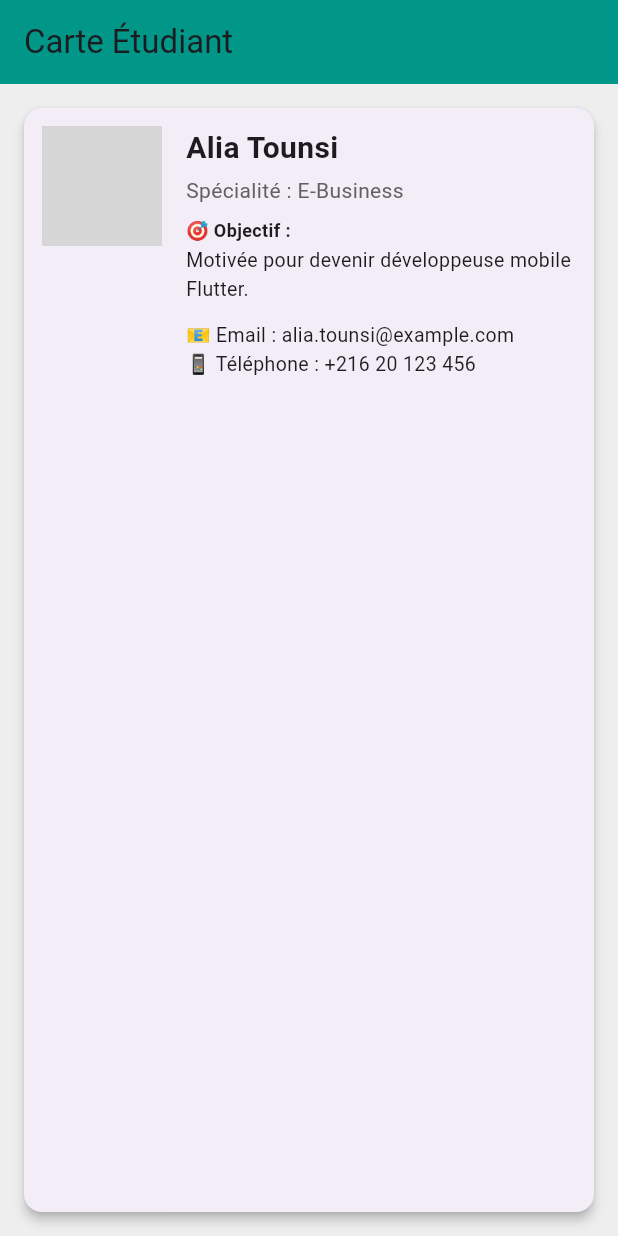
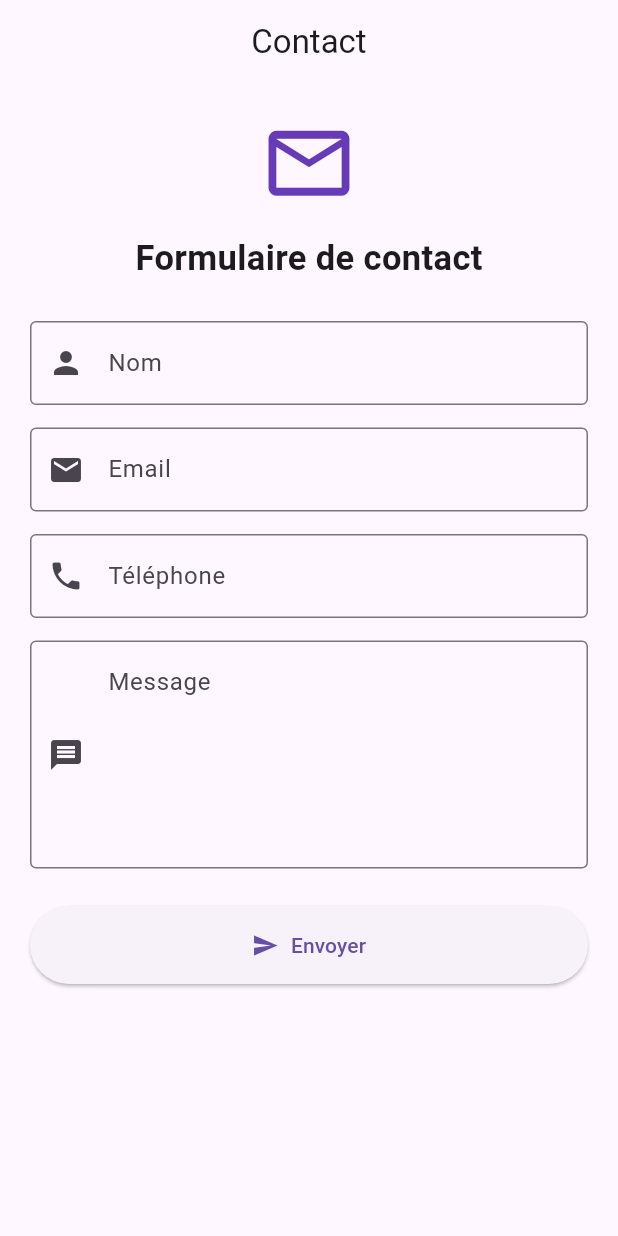
Before and after one commit to rayngift/Gr03Eq7, a Flutter app: the screen it shows after launch, on a phone screen of 412 x 824 dp. Run offline on Flutter 3.47's test engine with Material 3 defaults, Android fonts, the phone set to English and light mode, and no system bars; grey boxes are pictures that could not be loaded.

Commit message:
ajout chap6_formulaire Flutter project

```diff
--- a/flutter/lib/main.dart
+++ b/flutter/lib/main.dart
@@ -1,85 +1,311 @@
 import 'package:flutter/material.dart';
 
+
 void main() {
-  runApp(CarteEtudiant());
+  runApp(const MyApp());
 }
 
-class CarteEtudiant extends StatelessWidget {
+class MyApp extends StatelessWidget {
+  const MyApp({super.key});
+
   @override
   Widget build(BuildContext context) {
     return MaterialApp(
-      debugShowCheckedModeBanner: true,
-      home: Scaffold(
-        backgroundColor: Colors.grey[200],
+      debugShowCheckedModeBanner: false,
+      title: 'Contact App',
+      theme: ThemeData(
+        primarySwatch: Colors.deepPurple,
+        useMaterial3: true,
+      ),
+      initialRoute: '/',
+      routes: {
+        '/': (context) => const ContactPage(),
+        '/confirmation': (context) => const ConfirmationPage(),
+      },
+    );
+  }
+}
+
+// FIRST SCREEN: CONTACT FORM
+
+class ContactPage extends StatefulWidget {
+  const ContactPage({super.key});
+
+  @override
+  State<ContactPage> createState() => _ContactPageState();
+}
+
+class _ContactPageState extends State<ContactPage> {
+
+  final _formKey = GlobalKey<FormState>();
+
+  final nameController = TextEditingController();
+  final emailController = TextEditingController();
+  final phoneController = TextEditingController();
+  final messageController = TextEditingController();
+
+  @override
+  void dispose() {
+    nameController.dispose();
+    emailController.dispose();
+    phoneController.dispose();
+    messageController.dispose();
+    super.dispose();
+  }
+
+  void sendForm() {
+    if (_formKey.currentState!.validate()) {
+
+      Navigator.pushNamed(
+        context,
+        '/confirmation',
+        arguments: {
+          'name': nameController.text,
+          'email': emailController.text,
+          'phone': phoneController.text,
+          'message': messageController.text,
+        },
+      );
+    }
+  }
+
+  @override
+  Widget build(BuildContext context) {
+    return Scaffold(
       appBar: AppBar(
-          title: const Text('Carte Étudiant'),
-          backgroundColor: Colors.teal,
+        title: const Text('Contact'),
+        centerTitle: true,
       ),
-        body: Padding(
-          padding: const EdgeInsets.all(12),
-          child: Align(
-            alignment: Alignment.topCenter,
-            child: Card(
-              elevation: 3,
-              color: const Color(0xFFF3EDF7),
-              shape: RoundedRectangleBorder(
-                borderRadius: BorderRadius.circular(12),
+
+      body: SingleChildScrollView(
+        padding: const EdgeInsets.all(20),
+
+        child: Form(
+          key: _formKey,
+
+          child: Column(
+            children: [
+
+              const Icon(
+                Icons.mail_outline,
+                size: 65,
+                color: Colors.deepPurple,
               ),
-              child: Padding(
-                padding: const EdgeInsets.all(12),
-                child: Row(
-                  crossAxisAlignment: CrossAxisAlignment.start,
-                  children: [
-                    const CircleAvatar(
-                      radius: 40,
-                      backgroundImage: NetworkImage(
-                        'https://picsum.photos/150',
-                      ),
-                    ),
-                    const SizedBox(width: 16),
 
-                    Expanded(
-                      child: Column(
-                        crossAxisAlignment: CrossAxisAlignment.start,
-                        children: [
+              const SizedBox(height: 15),
+
               const Text(
-                            'Alia Tounsi',
+                'Formulaire de contact',
                 style: TextStyle(
-                              fontSize: 20,
+                  fontSize: 23,
                   fontWeight: FontWeight.bold,
                 ),
               ),
-                          const SizedBox(height: 4),
-                          Text(
-                            'Spécialité : E-Business',
-                            style: TextStyle(
-                              fontSize: 14,
-                              color: Colors.grey[700],
+
+              const SizedBox(height: 25),
+
+// NAME
+
+              TextFormField(
+                controller: nameController,
+                decoration: const InputDecoration(
+                  labelText: 'Nom',
+                  border: OutlineInputBorder(),
+                  prefixIcon: Icon(Icons.person),
+                ),
+
+                validator: (value) {
+                  if (value == null || value.trim().isEmpty) {
+                    return 'Le nom est obligatoire';
+                  }
+                  return null;
+                },
+              ),
+
+              const SizedBox(height: 15),
+
+// EMAIL
+
+              TextFormField(
+                controller: emailController,
+                keyboardType: TextInputType.emailAddress,
+
+                decoration: const InputDecoration(
+                  labelText: 'Email',
+                  border: OutlineInputBorder(),
+                  prefixIcon: Icon(Icons.email),
+                ),
+
+                validator: (value) {
+                  if (value == null || value.trim().isEmpty) {
+                    return 'Email obligatoire';
+                  }
+
+                  if (!RegExp(
+                      r'^[^@]+@[^@]+\.[^@]+$'
+                  ).hasMatch(value.trim())) {
+                    return 'Email invalide';
+                  }
+
+                  return null;
+                },
+              ),
+
+              const SizedBox(height: 15),
+
+// PHONE
+
+              TextFormField(
+                controller: phoneController,
+                keyboardType: TextInputType.phone,
+
+                decoration: const InputDecoration(
+                  labelText: 'Téléphone',
+                  border: OutlineInputBorder(),
+                  prefixIcon: Icon(Icons.phone),
+                ),
+
+                validator: (value) {
+                  if (value == null || value.trim().isEmpty) {
+                    return 'Téléphone obligatoire';
+                  }
+
+                  if (value.trim().length < 8) {
+                    return 'Numéro invalide';
+                  }
+
+                  return null;
+                },
+              ),
+
+              const SizedBox(height: 15),
+
+// MESSAGE
+
+              TextFormField(
+                controller: messageController,
+                maxLines: 5,
+
+                decoration: const InputDecoration(
+                  labelText: 'Message',
+                  border: OutlineInputBorder(),
+                  prefixIcon: Icon(Icons.message),
+                  alignLabelWithHint: true,
+                ),
+
+                validator: (value) {
+                  if (value == null || value.trim().isEmpty) {
+                    return 'Message obligatoire';
+                  }
+                  return null;
+                },
+              ),
+
+              const SizedBox(height: 25),
+
+// SEND BUTTON
+
+              SizedBox(
+                width: double.infinity,
+                child: ElevatedButton.icon(
+                  onPressed: sendForm,
+                  icon: const Icon(Icons.send),
+                  label: const Text('Envoyer'),
+                  style: ElevatedButton.styleFrom(
+                    padding: const EdgeInsets.all(16),
                   ),
                 ),
-                          const SizedBox(height: 8),
-                          const Text(
-                            '🎯 Objectif :',
+              ),
+            ],
+          ),
+        ),
+      ),
+    );
+  }
+}
+
+// SECOND SCREEN: CONFIRMATION
+
+class ConfirmationPage extends StatelessWidget {
+  const ConfirmationPage({super.key});
+
+  @override
+  Widget build(BuildContext context) {
+
+    final data = ModalRoute.of(context)!.settings.arguments
+    as Map<String, String>;
+
+    return Scaffold(
+      appBar: AppBar(
+        title: const Text('Confirmation'),
+        centerTitle: true,
+      ),
+
+      body: Center(
+        child: Padding(
+          padding: const EdgeInsets.all(20),
+
+          child: Card(
+            elevation: 4,
+
+            child: Padding(
+              padding: const EdgeInsets.all(20),
+
+              child: Column(
+                mainAxisSize: MainAxisSize.min,
+                crossAxisAlignment: CrossAxisAlignment.start,
+
+                children: [
+
+                  const Center(
+                    child: Icon(
+                      Icons.check_circle,
+                      color: Colors.green,
+                      size: 65,
+                    ),
+                  ),
+
+                  const SizedBox(height: 15),
+
+                  const Center(
+                    child: Text(
+                      'Message envoyé !',
                       style: TextStyle(
-                              fontSize: 12,
+                        fontSize: 23,
                         fontWeight: FontWeight.bold,
                       ),
                     ),
-                          const SizedBox(height: 2),
-                          const Text(
-                            'Motivée pour devenir développeuse mobile Flutter.',
-                            style: TextStyle(fontSize: 13),
                   ),
+
+                  const SizedBox(height: 25),
+
+                  Text('Nom : ${data['name']}'),
+
                   const SizedBox(height: 12),
-                          const Text(
-                            '📧 Email : alia.tounsi@example.com',
-                            style: TextStyle(fontSize: 13),
-                          ),
-                          const Text(
-                            '📱 Téléphone : +216 20 123 456',
-                            style: TextStyle(fontSize: 13),
-                          ),
-                        ],
+
+                  Text('Email : ${data['email']}'),
+
+                  const SizedBox(height: 12),
+
+                  Text('Téléphone : ${data['phone']}'),
+
+                  const SizedBox(height: 12),
+
+                  Text('Message : ${data['message']}'),
+
+                  const SizedBox(height: 25),
+
+                  SizedBox(
+                    width: double.infinity,
+                    child: ElevatedButton(
+                      onPressed: () {
+                        Navigator.pushNamedAndRemoveUntil(
+                          context,
+                          '/',
+                              (route) => false,
+                        );
+                      },
+                      child: const Text('Retour'),
                     ),
                   ),
                 ],
@@ -88,7 +314,6 @@ class CarteEtudiant extends StatelessWidget {
           ),
         ),
       ),
-      ),
     );
   }
 }
--- a/flutter/pubspec.yaml
+++ b/flutter/pubspec.yaml
@@ -1,4 +1,4 @@
-name: carteeetudiant
+name: chap6_formulaire
 description: "A new Flutter project."
 # The following line prevents the package from being accidentally published to
 # pub.dev using `flutter pub publish`. This is preferred for private packages.
@@ -19,7 +19,7 @@ publish_to: 'none' # Remove this line if you wish to publish to pub.dev
 version: 1.0.0+1
 
 environment:
-  sdk: ^3.13.5
+  sdk: ^3.14.0
 
 # Dependencies specify other packages that your package needs in order to work.
 # To automatically upgrade your package dependencies to the latest versions
@@ -30,6 +30,7 @@ environment:
 dependencies:
   flutter:
     sdk: flutter
+  material_ui: ^1.1.0
 
   # The following adds the Cupertino Icons font to your application.
   # Use with the CupertinoIcons class for iOS style icons.
```
Also changed, not shown: flutter/pubspec.lock, 22 other files. Lines whose indentation alone changed are shown as unchanged.
